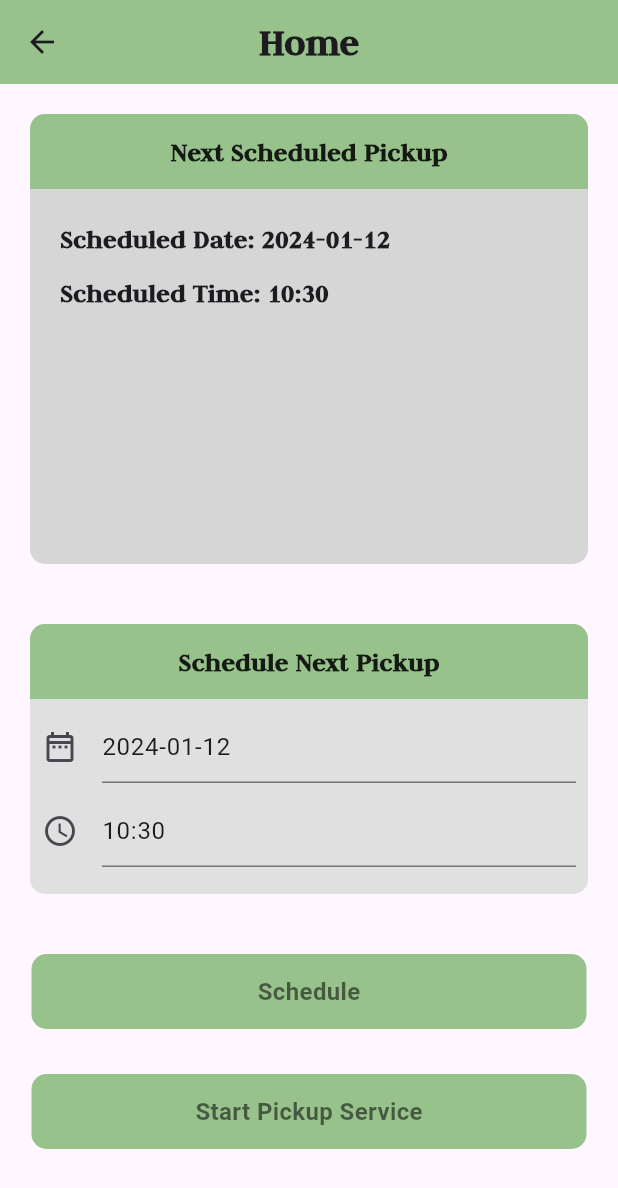
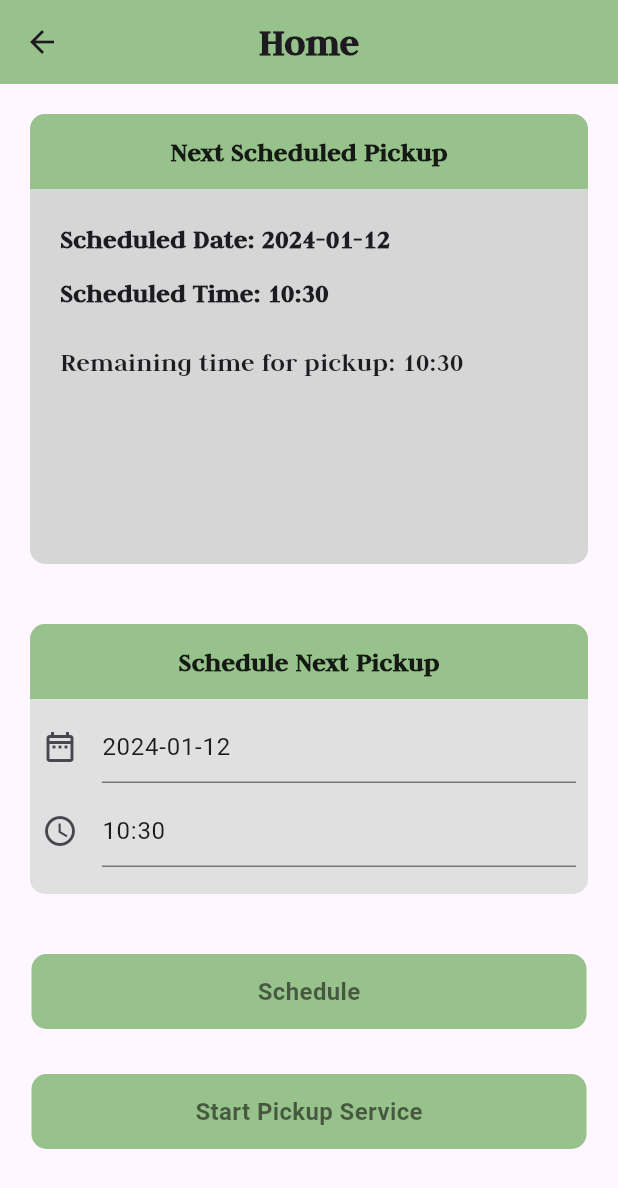
Before and after one commit to Stage-Freak/ENG7, a Flutter app: the HomePage screen opened directly, after a tap on "Schedule", on a phone screen of 412 x 824 dp. Shown: the top 1188 px of the screen. Run offline on Flutter 3.47's test engine with Material 3 defaults, Android fonts, the phone set to English and light mode, and no system bars; our stand-ins replace cloud_firestore, firebase_core, firebase_messaging, flutter_local_notifications, flutter_map, geolocator and 2 more; accounts and stored records are empty; network calls fail.

Commit message:
basic ui fixes

```diff
--- a/notify/lib/Pages/home_page.dart
+++ b/notify/lib/Pages/home_page.dart
@@ -149,6 +149,20 @@ class _HomePageState extends State<HomePage> {
                                             'Scheduled Time: ${additionalData['Time']}',
                                             style: const TextStyle(
                                               fontWeight: FontWeight.w900,
+                                              fontSize: 18,
+                                              fontFamily: 'Judson',
+                                            ),
+                                          ),
+                                        ),
+                                        const SizedBox(
+                                          height: 20,
+                                        ),
+                                        Align(
+                                          alignment: Alignment.centerLeft,
+                                          child: Text(
+                                            'Remaining time for pickup: ${additionalData['Time']}',
+                                            style: const TextStyle(
+                                              fontWeight: FontWeight.bold,
                                               fontSize: 18,
                                               fontFamily: 'Judson',
                                             ),
```
